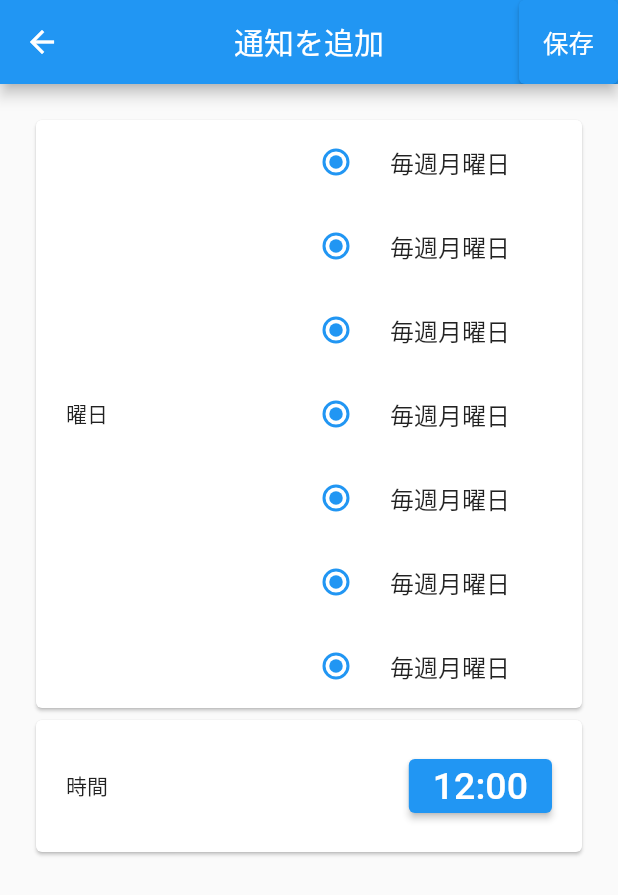
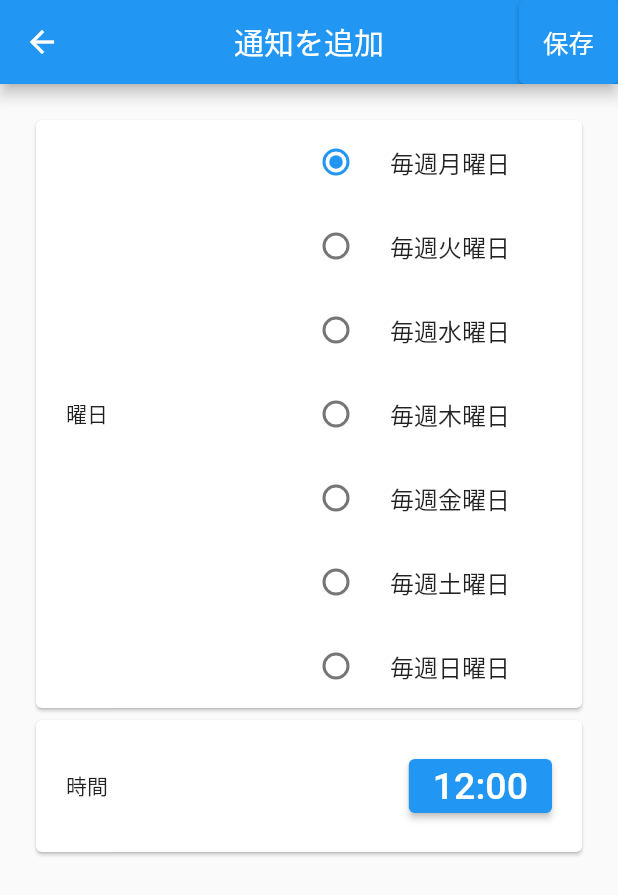
Before and after one commit to hmbl7graze/seasonal_inscription, a Flutter app: the CustomSchedulePage screen opened directly, on a phone screen of 412 x 824 dp. Shown: the top 895 px of the screen. Run offline on Flutter 3.47's test engine with Material 2 defaults, Android fonts, the phone set to English and light mode, and no system bars; our stand-ins replace flutter_hooks, flutter_sticky_header, hooks_riverpod.

Commit message:
通知追加画面の曜日を全て月曜日だったのを各曜日に変更

```diff
--- a/lib/custom_schedule_page.dart
+++ b/lib/custom_schedule_page.dart
@@ -90,8 +90,8 @@ class CustomSchedulePage extends HookWidget {
                 width: 200,
                 child: RadioListTile(
                   controlAffinity: ListTileControlAffinity.leading,
-                  title: const Text('毎週月曜日'),
-                  value: 1,
+                  title: const Text('毎週火曜日'),
+                  value: 2,
                   groupValue: useProvider(weekdayProvider).state,
                   onChanged: (int value) => {
                     context.read(weekdayProvider).state = value
@@ -102,8 +102,8 @@ class CustomSchedulePage extends HookWidget {
                 width: 200,
                 child: RadioListTile(
                   controlAffinity: ListTileControlAffinity.leading,
-                  title: const Text('毎週月曜日'),
-                  value: 1,
+                  title: const Text('毎週水曜日'),
+                  value: 3,
                   groupValue: useProvider(weekdayProvider).state,
                   onChanged: (int value) => {
                     context.read(weekdayProvider).state = value
@@ -114,8 +114,8 @@ class CustomSchedulePage extends HookWidget {
                 width: 200,
                 child: RadioListTile(
                   controlAffinity: ListTileControlAffinity.leading,
-                  title: const Text('毎週月曜日'),
-                  value: 1,
+                  title: const Text('毎週木曜日'),
+                  value: 4,
                   groupValue: useProvider(weekdayProvider).state,
                   onChanged: (int value) => {
                     context.read(weekdayProvider).state = value
@@ -126,8 +126,8 @@ class CustomSchedulePage extends HookWidget {
                 width: 200,
                 child: RadioListTile(
                   controlAffinity: ListTileControlAffinity.leading,
-                  title: const Text('毎週月曜日'),
-                  value: 1,
+                  title: const Text('毎週金曜日'),
+                  value: 5,
                   groupValue: useProvider(weekdayProvider).state,
                   onChanged: (int value) => {
                     context.read(weekdayProvider).state = value
@@ -138,8 +138,8 @@ class CustomSchedulePage extends HookWidget {
                 width: 200,
                 child: RadioListTile(
                   controlAffinity: ListTileControlAffinity.leading,
-                  title: const Text('毎週月曜日'),
-                  value: 1,
+                  title: const Text('毎週土曜日'),
+                  value: 6,
                   groupValue: useProvider(weekdayProvider).state,
                   onChanged: (int value) => {
                     context.read(weekdayProvider).state = value
@@ -150,8 +150,8 @@ class CustomSchedulePage extends HookWidget {
                 width: 200,
                 child: RadioListTile(
                   controlAffinity: ListTileControlAffinity.leading,
-                  title: const Text('毎週月曜日'),
-                  value: 1,
+                  title: const Text('毎週日曜日'),
+                  value: 7,
                   groupValue: useProvider(weekdayProvider).state,
                   onChanged: (int value) => {
                     context.read(weekdayProvider).state = value
```
